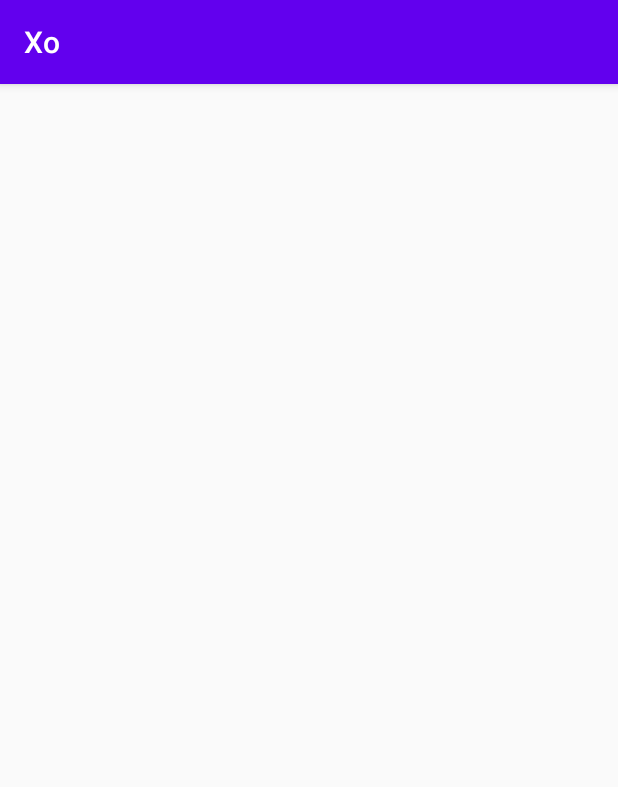
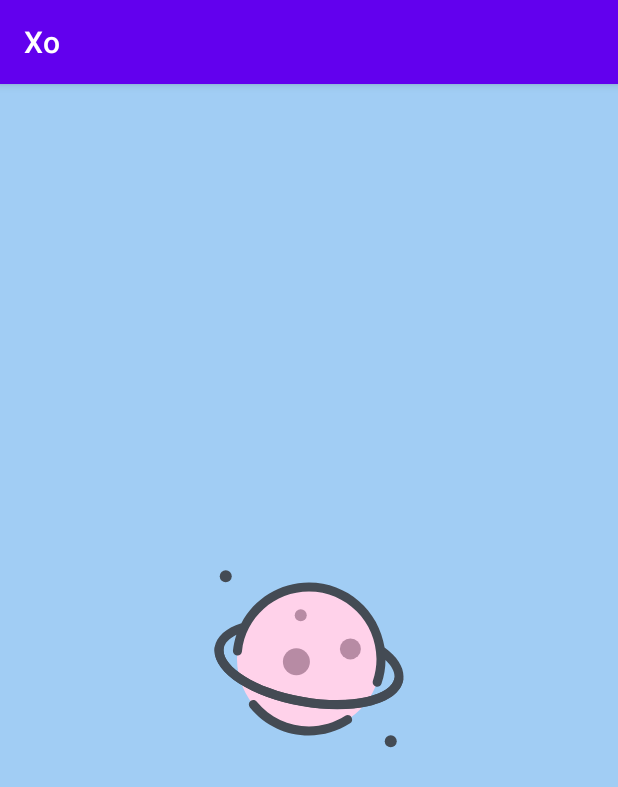
Before and after one commit to alireza1082/Xo-game, an Android app: the SplashActivity screen opened directly, with no data from a screen before it, on a phone screen of 412 x 824 dp. Shown: the top 787 px of the screen. Run offline under Robolectric (Android 15) with nearby library versions, the phone set to English and light mode, and no system bars; our stand-ins replace RxJava; libraries missing offline, so code that uses them is left out: ir.tapsell.plus; 1 statement that could not run was skipped.

Commit message:
Add color and SplashActivity icon

```diff
--- /dev/null
+++ b/app/src/main/res/drawable/space_icon.xml
@@ -0,0 +1,13 @@
+<vector android:autoMirrored="true" android:height="128dp"
+    android:viewportHeight="128" android:viewportWidth="128"
+    android:width="128dp" xmlns:android="http://schemas.android.com/apk/res/android">
+    <path android:fillColor="#FFD2EA" android:pathData="M64,63.3m-48,0a48,48 0,1 1,96 0a48,48 0,1 1,-96 0"/>
+    <path android:fillColor="#444B54" android:pathData="M64,114.3c-15.3,0 -29.7,-6.8 -39.4,-18.7c-1.1,-1.3 -0.9,-3.2 0.4,-4.2c1.3,-1.1 3.2,-0.9 4.2,0.4c8.6,10.5 21.3,16.5 34.8,16.5c8.6,0 17,-2.5 24.2,-7.1c1.4,-0.9 3.3,-0.5 4.1,0.9c0.9,1.4 0.5,3.3 -0.9,4.1C83.3,111.5 73.8,114.3 64,114.3z"/>
+    <path android:fillColor="#444B54" android:pathData="M114.4,55.7C110.7,31.1 89.5,12.3 64,12.3c-19.5,0 -36.6,10.9 -45.1,27.2C8.5,42.9 2.4,48.3 1.2,55.2C-1.6,71.1 23.8,88.4 59,94.6c8.2,1.4 16.3,2.2 23.9,2.2c7.6,0 14.7,-0.7 20.9,-2.2c13.4,-3.1 21.5,-9.2 23,-17.2C128,70.2 123.7,62.5 114.4,55.7zM120.9,76.3c-1,5.4 -7.7,9.9 -18.4,12.4c-11.8,2.7 -26.8,2.7 -42.4,-0.1c-34,-6 -54.8,-21.6 -52.9,-32.4c0.6,-3.5 3.6,-6.6 8.4,-9c-1.1,3.4 -1.9,6.9 -2.3,10.5c-0.2,1.6 1,3.1 2.7,3.3c1.6,0.2 3.1,-1 3.3,-2.7C21.7,35.5 41,18.3 64,18.3c24.8,0 45,20.2 45,45c0,5 -0.8,9.9 -2.4,14.6c-0.5,1.6 0.3,3.3 1.9,3.8c0.3,0.1 0.7,0.2 1,0.2c1.2,0 2.4,-0.8 2.8,-2c1.8,-5.1 2.7,-10.5 2.7,-15.9C119.5,68.3 121.5,72.5 120.9,76.3z"/>
+    <path android:fillColor="#444B54" android:pathData="M82.9,96.7c-7.6,0 -15.7,-0.7 -23.9,-2.2C23.8,88.4 -1.6,71.1 1.2,55.2c0.3,-1.6 1.9,-2.7 3.5,-2.4c1.6,0.3 2.7,1.8 2.4,3.5C5.2,67.1 26,82.7 60.1,88.7c15.6,2.8 30.7,2.8 42.4,0.1c10.7,-2.5 17.4,-7 18.4,-12.4c0.3,-1.6 1.9,-2.7 3.5,-2.4c1.6,0.3 2.7,1.8 2.4,3.5c-1.4,8 -9.6,14.1 -23,17.2C97.6,96 90.5,96.7 82.9,96.7z"/>
+    <path android:fillColor="#B78BA4" android:pathData="M55.6,65.2m-9,0a9,9 0,1 1,18 0a9,9 0,1 1,-18 0"/>
+    <path android:fillColor="#B78BA4" android:pathData="M58.5,34.2m-4,0a4,4 0,1 1,8 0a4,4 0,1 1,-8 0"/>
+    <path android:fillColor="#444B54" android:pathData="M8.5,8.2m-4,0a4,4 0,1 1,8 0a4,4 0,1 1,-8 0"/>
+    <path android:fillColor="#444B54" android:pathData="M118.5,118.2m-4,0a4,4 0,1 1,8 0a4,4 0,1 1,-8 0"/>
+    <path android:fillColor="#B78BA4" android:pathData="M91.6,56.6m-7,0a7,7 0,1 1,14 0a7,7 0,1 1,-14 0"/>
+</vector>
--- a/app/src/main/res/layout/activity_splash.xml
+++ b/app/src/main/res/layout/activity_splash.xml
@@ -4,6 +4,17 @@
     xmlns:tools="http://schemas.android.com/tools"
     android:layout_width="match_parent"
     android:layout_height="match_parent"
+    android:background="@color/splash_back"
     tools:context=".SplashActivity">
 
+    <ImageView
+        android:layout_width="wrap_content"
+        android:layout_height="wrap_content"
+        android:src="@drawable/space_icon"
+        app:layout_constraintBottom_toBottomOf="parent"
+        app:layout_constraintLeft_toLeftOf="parent"
+        app:layout_constraintRight_toRightOf="parent"
+        app:layout_constraintTop_toTopOf="parent"
+        android:contentDescription="@string/app_name" />
+
 </androidx.constraintlayout.widget.ConstraintLayout>
--- a/app/src/main/res/values/colors.xml
+++ b/app/src/main/res/values/colors.xml
@@ -5,4 +5,7 @@
     <color name="colorAccent">#03DAC5</color>
     <color name="colorBlue">#1c2d6c</color>
     <color name="colorLightBlue">#2BC1D5</color>
+
+    <color name="splash_back">#A1CDF4</color>
+    <color name="main_back">#A9AFD1</color>
 </resources>
```
Also changed, not shown: app/src/main/java/com/example/android/xo/MainActivity.java (+5 -4 lines), app/src/main/java/com/example/android/xo/SplashActivity.java (+4 -4 lines).
